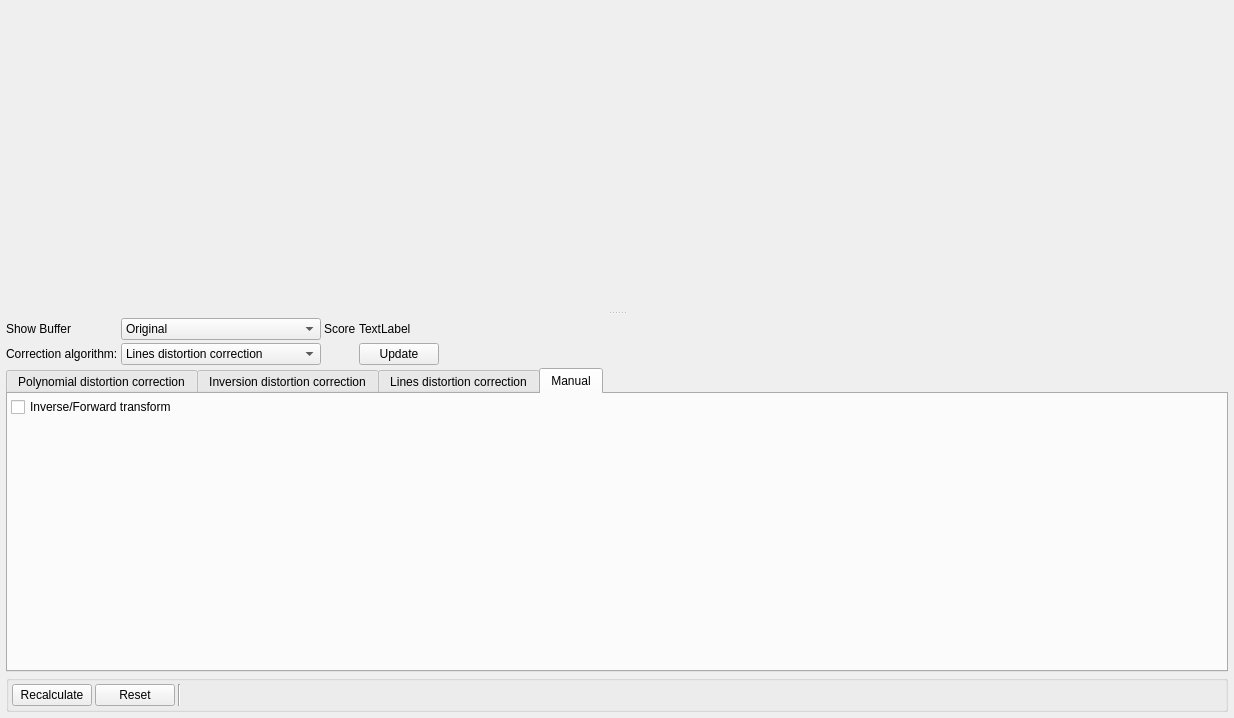
Before: the Qt Designer form utils/distortioncorrector/distortionWidget.ui in NickPenkrat/corecvs, drawn with Qt 5.
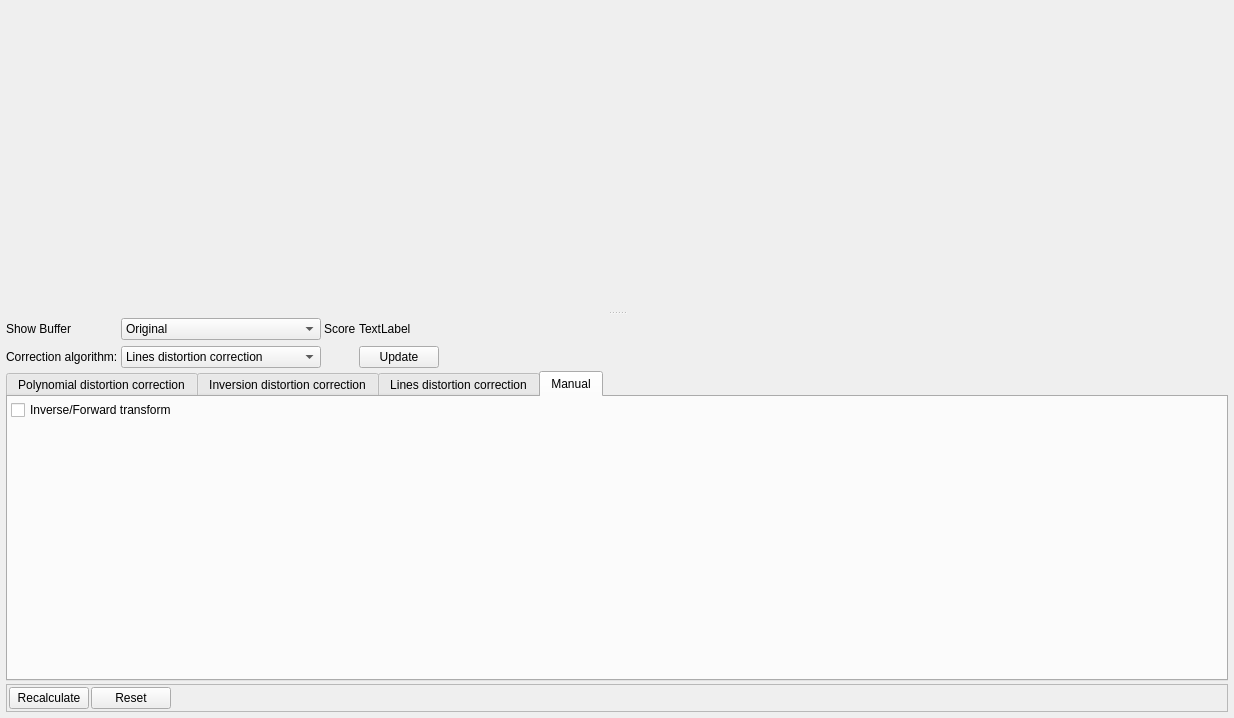
After: the same form once the commit is applied. Icons and pictures are not drawn. Custom widgets are drawn as their Qt base class.

Commit message: 1. Support for double vectors in generator 2. Rewritten distortion to generated data structures

Diff of the .ui file:
```diff
--- a/utils/distortioncorrector/distortionWidget.ui
+++ b/utils/distortioncorrector/distortionWidget.ui
@@ -29,7 +29,7 @@
    <property name="spacing">
     <number>3</number>
    </property>
-   <item row="0" column="0">
+   <item row="2" column="0">
     <widget class="QSplitter" name="splitter">
      <property name="orientation">
       <enum>Qt::Vertical</enum>
@@ -44,7 +44,7 @@
      </widget>
      <widget class="QWidget" name="parameterHolder" native="true">
       <property name="sizePolicy">
-       <sizepolicy hsizetype="Fixed" vsizetype="Minimum">
+       <sizepolicy hsizetype="Fixed" vsizetype="Expanding">
         <horstretch>0</horstretch>
         <verstretch>0</verstretch>
        </sizepolicy>
@@ -77,14 +77,14 @@
        <property name="spacing">
         <number>3</number>
        </property>
-       <item row="1" column="0">
+       <item row="2" column="0">
         <widget class="QLabel" name="label_3">
          <property name="text">
           <string>Сorrection algorithm:</string>
          </property>
         </widget>
        </item>
-       <item row="1" column="1">
+       <item row="2" column="1">
         <widget class="QComboBox" name="methodSelectorBox">
          <property name="currentIndex">
           <number>2</number>
@@ -116,19 +116,6 @@
          </item>
         </widget>
        </item>
-       <item row="1" column="4">
-        <spacer name="horizontalSpacer_2">
-         <property name="orientation">
-          <enum>Qt::Horizontal</enum>
-         </property>
-         <property name="sizeHint" stdset="0">
-          <size>
-           <width>40</width>
-           <height>20</height>
-          </size>
-         </property>
-        </spacer>
-       </item>
        <item row="0" column="0">
         <widget class="QLabel" name="label_4">
          <property name="text">
@@ -155,91 +142,10 @@
          </item>
         </widget>
        </item>
-       <item row="4" column="0" colspan="5">
-        <widget class="QGroupBox" name="groupBox">
-         <property name="title">
-          <string/>
-         </property>
-         <property name="flat">
-          <bool>false</bool>
-         </property>
-         <layout class="QHBoxLayout" name="horizontalLayout">
-          <property name="spacing">
-           <number>3</number>
-          </property>
-          <property name="leftMargin">
-           <number>3</number>
-          </property>
-          <property name="topMargin">
-           <number>3</number>
-          </property>
-          <property name="rightMargin">
-           <number>3</number>
-          </property>
-          <property name="bottomMargin">
-           <number>3</number>
-          </property>
-          <item>
-           <widget class="QPushButton" name="recalculateButton">
-            <property name="text">
-             <string>Recalculate</string>
-            </property>
-            <property name="icon">
-             <iconset resource="../../resources/main.qrc">
-              <normaloff>:/new/prefix1/calculator.png</normaloff>:/new/prefix1/calculator.png</iconset>
-            </property>
-            <property name="iconSize">
-             <size>
-              <width>24</width>
-              <height>24</height>
-             </size>
-            </property>
-           </widget>
-          </item>
-          <item>
-           <widget class="QPushButton" name="resetButton">
-            <property name="text">
-             <string>Reset</string>
-            </property>
-            <property name="icon">
-             <iconset resource="../../resources/main.qrc">
-              <normaloff>:/new/prefix1/refresh.png</normaloff>:/new/prefix1/refresh.png</iconset>
-            </property>
-            <property name="iconSize">
-             <size>
-              <width>24</width>
-              <height>24</height>
-             </size>
-            </property>
-           </widget>
-          </item>
-          <item>
-           <widget class="Line" name="line_2">
-            <property name="orientation">
-             <enum>Qt::Vertical</enum>
-            </property>
-           </widget>
-          </item>
-          <item>
-           <spacer name="horizontalSpacer_4">
-            <property name="orientation">
-             <enum>Qt::Horizontal</enum>
-            </property>
-            <property name="sizeHint" stdset="0">
-             <size>
-              <width>40</width>
-              <height>20</height>
-             </size>
-            </property>
-           </spacer>
-          </item>
-         </layout>
-        </widget>
-       </item>
-       <item row="0" column="2">
-        <widget class="QLabel" name="label_11">
+       <item row="2" column="3">
+        <widget class="QPushButton" name="updateScoreButton">
          <property name="text">
-          <string>Score</string>
+          <string>Update</string>
          </property>
         </widget>
        </item>
@@ -250,14 +156,14 @@
          </property>
         </widget>
        </item>
-       <item row="1" column="3">
-        <widget class="QPushButton" name="updateScoreButton">
+       <item row="0" column="2">
+        <widget class="QLabel" name="label_11">
          <property name="text">
-          <string>Update</string>
+          <string>Score</string>
          </property>
         </widget>
        </item>
-       <item row="3" column="0" colspan="5">
+       <item row="4" column="0" colspan="5">
         <widget class="QTabWidget" name="parametersTabWidget">
          <property name="minimumSize">
           <size>
@@ -865,6 +771,93 @@
          </widget>
         </widget>
        </item>
+       <item row="5" column="0" colspan="5">
+        <widget class="QFrame" name="frame">
+         <property name="frameShape">
+          <enum>QFrame::StyledPanel</enum>
+         </property>
+         <property name="frameShadow">
+          <enum>QFrame::Raised</enum>
+         </property>
+         <layout class="QHBoxLayout" name="horizontalLayout_2">
+          <property name="spacing">
+           <number>2</number>
+          </property>
+          <property name="leftMargin">
+           <number>2</number>
+          </property>
+          <property name="topMargin">
+           <number>2</number>
+          </property>
+          <property name="rightMargin">
+           <number>2</number>
+          </property>
+          <property name="bottomMargin">
+           <number>2</number>
+          </property>
+          <item>
+           <widget class="QPushButton" name="recalculateButton">
+            <property name="text">
+             <string>Recalculate</string>
+            </property>
+            <property name="icon">
+             <iconset resource="../../resources/main.qrc">
+              <normaloff>:/new/prefix1/calculator.png</normaloff>:/new/prefix1/calculator.png</iconset>
+            </property>
+            <property name="iconSize">
+             <size>
+              <width>24</width>
+              <height>24</height>
+             </size>
+            </property>
+           </widget>
+          </item>
+          <item>
+           <widget class="QPushButton" name="resetButton">
+            <property name="text">
+             <string>Reset</string>
+            </property>
+            <property name="icon">
+             <iconset resource="../../resources/main.qrc">
+              <normaloff>:/new/prefix1/refresh.png</normaloff>:/new/prefix1/refresh.png</iconset>
+            </property>
+            <property name="iconSize">
+             <size>
+              <width>24</width>
+              <height>24</height>
+             </size>
+            </property>
+           </widget>
+          </item>
+          <item>
+           <spacer name="horizontalSpacer_4">
+            <property name="orientation">
+             <enum>Qt::Horizontal</enum>
+            </property>
+            <property name="sizeHint" stdset="0">
+             <size>
+              <width>40</width>
+              <height>20</height>
+             </size>
+            </property>
+           </spacer>
+          </item>
+         </layout>
+        </widget>
+       </item>
+       <item row="0" column="4" rowspan="3">
+        <spacer name="horizontalSpacer_2">
+         <property name="orientation">
+          <enum>Qt::Horizontal</enum>
+         </property>
+         <property name="sizeHint" stdset="0">
+          <size>
+           <width>40</width>
+           <height>20</height>
+          </size>
+         </property>
+        </spacer>
+       </item>
       </layout>
      </widget>
     </widget>
```
Left out of the diff: 8 changed lines with no effect on the pictures. The commit also changes 47 other files.
